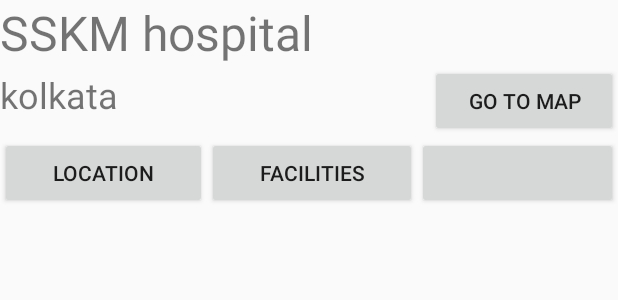
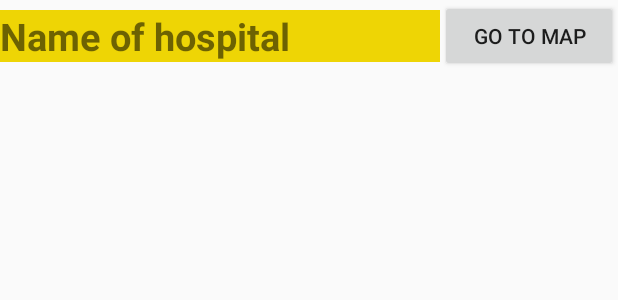
Before and after one commit to nsashi/MedHub-Android-Application, an Android app: the layout detailview.xml on its own in the app's theme, with its tools: preview values and no code run, on a phone screen of 412 x 824 dp. Shown: the top 300 px of the screen. Run offline under Robolectric (Android 15) with nearby library versions, the phone set to English and light mode, and no system bars.

Commit message:
Add files via upload

```diff
--- a/app/src/main/res/layout/detailview.xml
+++ b/app/src/main/res/layout/detailview.xml
@@ -1,34 +1,29 @@
 <?xml version="1.0" encoding="utf-8"?>
+<ScrollView xmlns:android="http://schemas.android.com/apk/res/android"
+    android:layout_width="match_parent"
+    android:layout_height="match_parent">
 <LinearLayout xmlns:android="http://schemas.android.com/apk/res/android"
-    android:orientation="vertical" android:layout_width="match_parent"
-
+    android:orientation="vertical"
+    android:layout_width="match_parent"
     android:layout_height="match_parent">
 
 
     <LinearLayout
         android:layout_width="match_parent"
         android:layout_height="wrap_content"
-        android:orientation="vertical">
+        android:orientation="horizontal">
 
         <TextView
-            android:layout_width="match_parent"
+            android:layout_width="wrap_content"
             android:layout_height="wrap_content"
-            android:text="SSKM hospital"
-            android:textSize="32sp"
-            android:id="@+id/hos_name"/>
+            android:background="#EED505"
+            android:text="Name of hospital"
+            android:textStyle="bold"
+            android:textSize="25sp"
+            android:layout_gravity="center"
+            android:id="@+id/hos_name"
+            android:layout_weight="5"/>
 
-        <LinearLayout
-            android:layout_width="match_parent"
-            android:layout_height="wrap_content"
-            android:orientation="horizontal">
-
-            <TextView
-                android:layout_width="wrap_content"
-                android:layout_height="wrap_content"
-                android:text="kolkata"
-                android:layout_weight="8"
-                android:textSize="24sp"
-                android:id="@+id/hos_loc"/>
             <Button
                 android:layout_width="wrap_content"
                 android:layout_height="wrap_content"
@@ -36,26 +31,18 @@
                 android:layout_weight="1"
                 android:text="go to map"/>
         </LinearLayout>
-        <LinearLayout
-            android:layout_width="match_parent"
-            android:layout_height="wrap_content"
-            android:orientation="horizontal">
-            <Button
-                android:layout_width="wrap_content"
-                android:layout_height="wrap_content"
-                android:layout_weight="1"
-                android:text="location"/>
-            <Button
-                android:layout_width="wrap_content"
-                android:layout_height="wrap_content"
-
-                android:text="facilities"
-                android:layout_weight="1"/>
-            <Button
-                android:layout_width="wrap_content"
-                android:layout_height="wrap_content"
-                android:layout_weight="1"/>
-        </LinearLayout>
-    </LinearLayout>
+    <FrameLayout
+        android:layout_width="match_parent"
+        android:layout_height="wrap_content"
+        android:layout_marginBottom="5dp"
+        android:layout_marginTop="5dp"
+        android:background="@color/colorAccent"
+        android:id="@+id/menubar"></FrameLayout>
+    <FrameLayout
+        android:layout_width="match_parent"
+        android:layout_height="match_parent"
+        android:background="#EED505"
+        android:id="@+id/container1"></FrameLayout>
 
 </LinearLayout>
+</ScrollView>
```
Also changed, not shown: app/src/main/res/layout/menu_layout.xml (added, +39 -0 lines).
